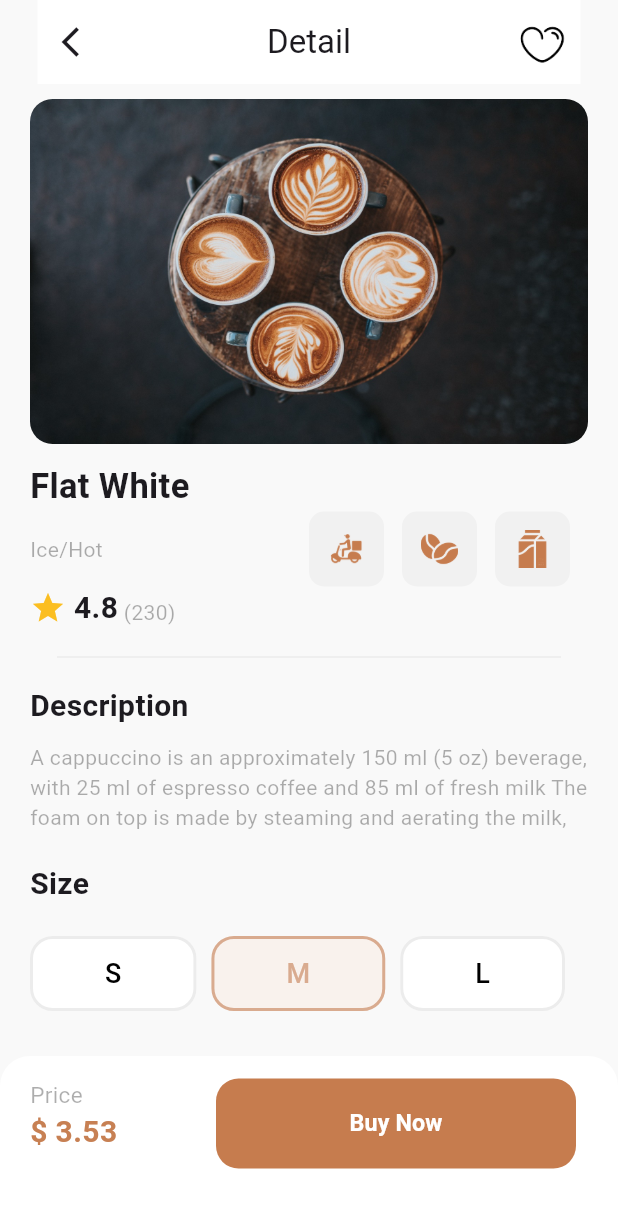
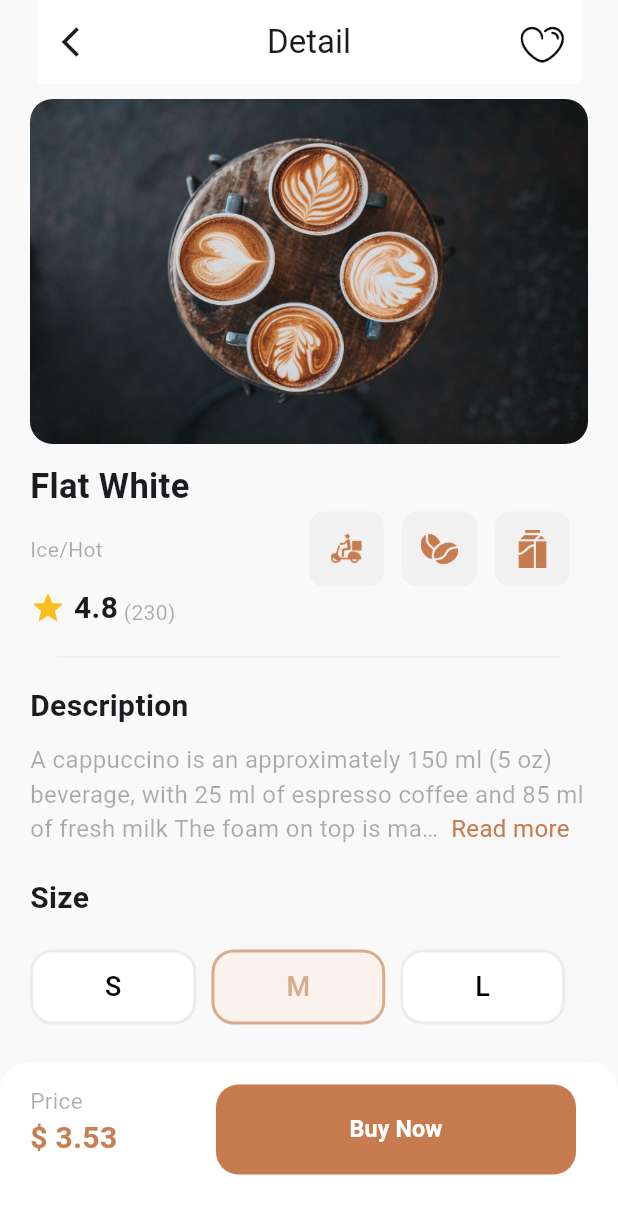
Before and after one commit to Sharawelly/Flutter-Coffee-UI, a Flutter app: the screen it shows after launch, on a phone screen of 412 x 824 dp. Shown: the top 1214 px of the screen. Run offline on Flutter 3.47's test engine with Material 3 defaults, Android fonts, the phone set to English and light mode, and no system bars; drawn by our look-alikes of readmore.

Commit message:
upload app

```diff
--- a/lib/description.dart
+++ b/lib/description.dart
@@ -1,4 +1,6 @@
 import 'package:flutter/cupertino.dart';
+import 'package:flutter/material.dart';
+import 'package:readmore/readmore.dart';
 
 class Description extends StatelessWidget{
   const Description({super.key, required this.description});
@@ -22,14 +24,22 @@ class Description extends StatelessWidget{
           SizedBox(
             height: 10,
           ),
-          Text(
-            '$description...',
-            maxLines: 3,
-            style: TextStyle(
-                color: Color(0x52000000)
-            ),
-          ),
-          // Adding read me
+          ReadMoreText(
+            description,
+            // By default, ReadMoreText shows the full text.
+            // You can specify how many lines should be visible before the "Read more" appears using "trimLines"
+            trimLines: 3, // Show only 2 lines initially before collapsing
+            // The trimMode property in ReadMoreText determines how the text is truncated before showing the "Read more" option.
+            // Instead of limiting text by lines, you can limit it by character length using "TrimMode.Length"
+            // trimMode: TrimMode.Length, ---> Trim by character count instead of lines
+            // trimLength: 100, ---> Show only 100 characters before "Read more"
+            trimMode: TrimMode.Line, // Trim by lines (alternative: TrimMode.Length)
+            trimCollapsedText: ' Read more',
+            trimExpandedText: ' Read less',
+            colorClickableText: Color.fromARGB(255, 198, 124, 78), // "Read more" and "Read less" text color (Changes the color of "Read more" and "Read less")
+            style: TextStyle(fontSize: 16, color: Color(0x52000000)),
+          )
+
         ],
       ),
     );
--- a/lib/detailed_screen.dart
+++ b/lib/detailed_screen.dart
@@ -14,7 +14,8 @@ class DetailedScreen extends StatelessWidget{
   @override
   Widget build(BuildContext context) {
     CoffeeItem test = coffeeItemsData[1];
-    return  Column(
+    return  SingleChildScrollView(
+      child: Column(
         children: [
           CoffeeMainDetails(
             image: test.image,
@@ -27,9 +28,12 @@ class DetailedScreen extends StatelessWidget{
             description: test.description,
           ),
           CoffeeSize(),
-        Spacer(),
+          SizedBox(
+            height: 15,
+          ),
           BuyCoffee(price: test.price),
         ],
+      ),
     );
 }
 
--- a/pubspec.yaml
+++ b/pubspec.yaml
@@ -34,6 +34,7 @@ dependencies:
   # The following adds the Cupertino Icons font to your application.
   # Use with the CupertinoIcons class for iOS style icons.
   cupertino_icons: ^1.0.8
+  readmore: ^3.0.0
 
 dev_dependencies:
   flutter_test:
```
Also changed, not shown: pubspec.lock. Lines whose indentation alone changed are shown as unchanged.
